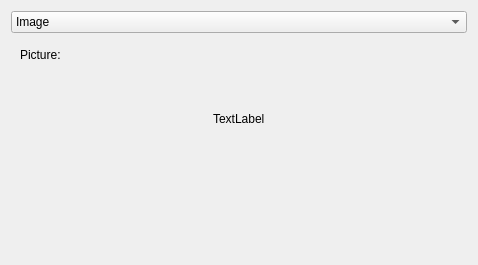
The window that applets/frame/imageSettings.ui (KDE/kdeplasma-addons) describes before a commit, drawn with Qt 5.
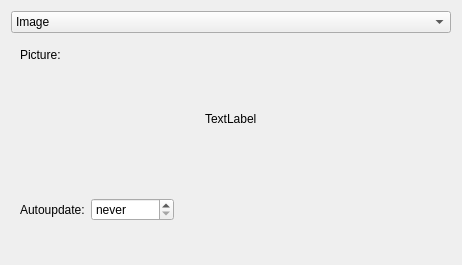
The same window after the commit. Custom widgets are drawn as their Qt base class.

Commit message:
Added an option to automaticaly reload the image from the source. (i.e. live cams, weather data, etc.)
REVIEWBOARD: http://reviewboard.kde.org/r/3334/
GUI
FEATURE

```diff
--- a/applets/frame/imageSettings.ui
+++ b/applets/frame/imageSettings.ui
@@ -59,19 +59,16 @@
           </widget>
          </item>
          <item>
-          <widget class="KUrlComboRequester" name="picRequester">
-           <property name="sizePolicy">
-            <sizepolicy hsizetype="Expanding" vsizetype="Preferred">
-             <horstretch>0</horstretch>
-             <verstretch>0</verstretch>
-            </sizepolicy>
-           </property>
+          <widget class="KUrlRequester" name="picRequester">
            <property name="acceptDrops">
             <bool>true</bool>
            </property>
            <property name="filter">
             <string>*.png *.jpeg *.jpg *.svg *.svgz</string>
            </property>
+           <property name="mode">
+            <set>KFile::ExistingOnly|KFile::File</set>
+           </property>
            <property name="fileDialogModality">
             <enum>Qt::NonModal</enum>
            </property>
@@ -123,17 +120,65 @@
         </layout>
        </item>
        <item>
-        <spacer>
+        <spacer name="verticalSpacer_2">
          <property name="orientation">
           <enum>Qt::Vertical</enum>
          </property>
-         <property name="sizeType">
-          <enum>QSizePolicy::Expanding</enum>
+         <property name="sizeHint" stdset="0">
+          <size>
+           <width>20</width>
+           <height>40</height>
+          </size>
          </property>
+        </spacer>
+       </item>
+       <item>
+        <layout class="QHBoxLayout" name="horizontalLayout_2">
+         <item>
+          <widget class="QLabel" name="label_4">
+           <property name="text">
+            <string>Autoupdate:</string>
+           </property>
+          </widget>
+         </item>
+         <item>
+          <widget class="QTimeEdit" name="autoUpdateTime">
+           <property name="toolTip">
+            <string>Updates the picture from the source in the given time.
+Useful if you want a live cam or weather data to be up to date.</string>
+           </property>
+           <property name="specialValueText">
+            <string>never</string>
+           </property>
+           <property name="displayFormat">
+            <string>hh'h' mm'min'</string>
+           </property>
+          </widget>
+         </item>
+         <item>
+          <spacer name="horizontalSpacer">
+           <property name="orientation">
+            <enum>Qt::Horizontal</enum>
+           </property>
+           <property name="sizeHint" stdset="0">
+            <size>
+             <width>40</width>
+             <height>20</height>
+            </size>
+           </property>
+          </spacer>
+         </item>
+        </layout>
+       </item>
+       <item>
+        <spacer name="verticalSpacer_3">
+         <property name="orientation">
+          <enum>Qt::Vertical</enum>
+         </property>
          <property name="sizeHint" stdset="0">
           <size>
-           <width>438</width>
-           <height>16</height>
+           <width>20</width>
+           <height>40</height>
           </size>
          </property>
         </spacer>
@@ -354,12 +399,6 @@
    <extends>QPushButton</extends>
    <header>kpushbutton.h</header>
   </customwidget>
-  <customwidget>
-   <class>KUrlComboRequester</class>
-   <extends>KUrlRequester</extends>
-   <header>kurlrequester.h</header>
-   <container>1</container>
-  </customwidget>
   <customwidget>
    <class>KComboBox</class>
    <extends>QComboBox</extends>
```
Left out of the diff: 3 changed lines with no effect on the pictures. The commit also changes 4 other files.
